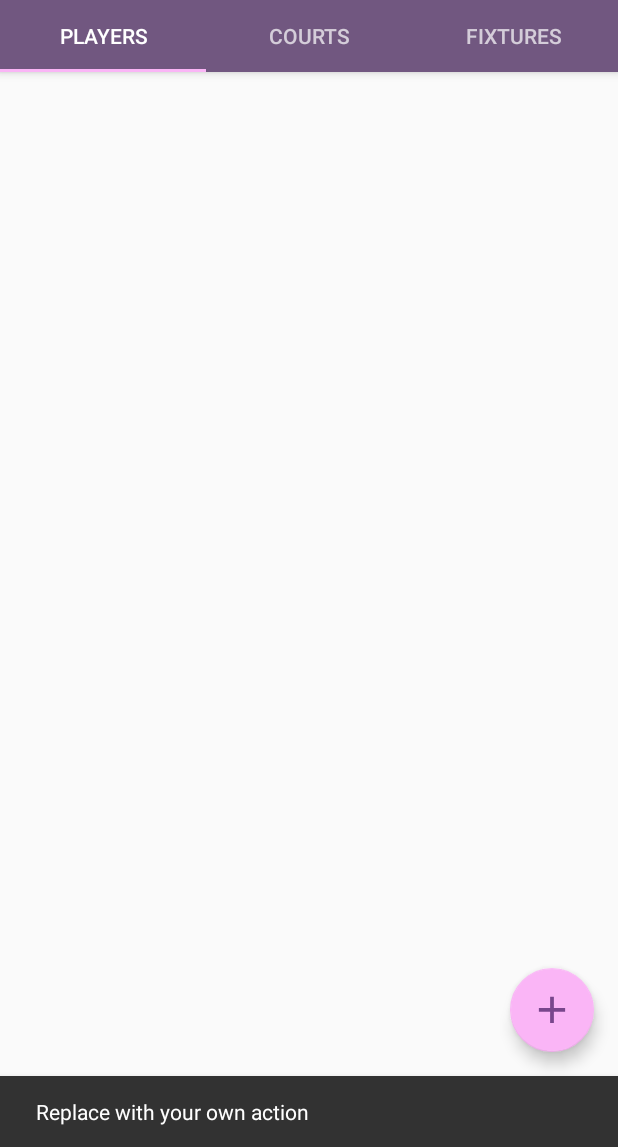
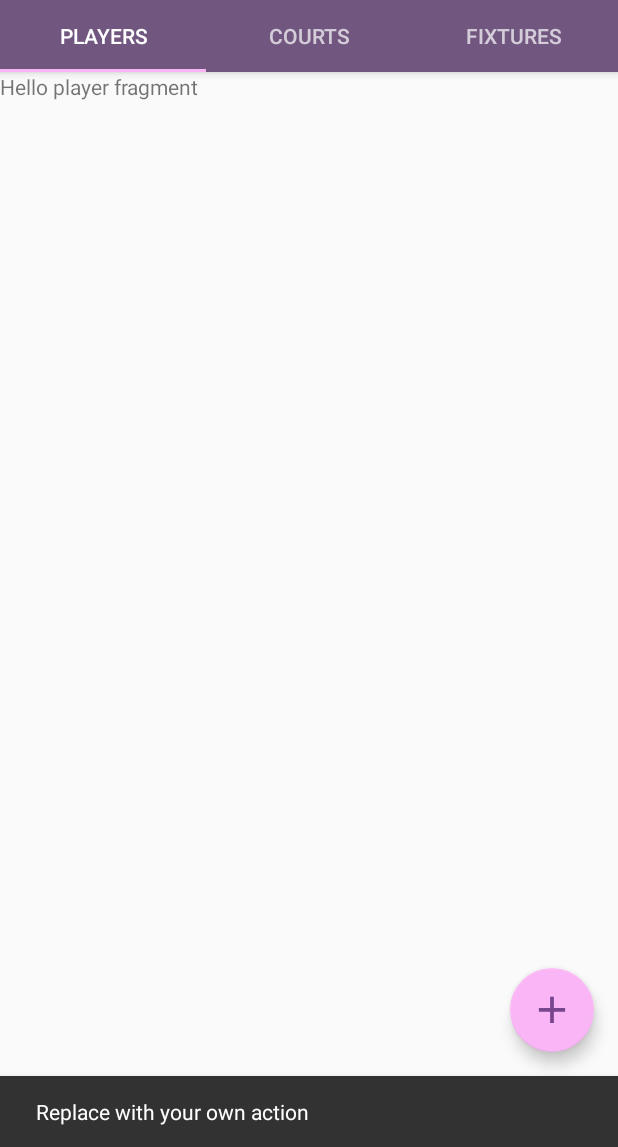
Before and after one commit to ayorkshireworrall/ClubNightPlanner, an Android app: the screen it shows after launch (MainActivity), after a tap on "#fab", on a phone screen of 412 x 824 dp, the part 89-1236 px from its top. Run offline under Robolectric (Android 15) with nearby library versions, the phone set to English and light mode, and no system bars.

Commit message:
Adding View Model and Tab Fragments

```diff
--- a/clubnightplanner/app/build.gradle
+++ b/clubnightplanner/app/build.gradle
@@ -27,6 +27,7 @@ dependencies {
     def room_version = "2.2.5"
 
     implementation "androidx.room:room-runtime:$room_version"
+    implementation 'com.android.support:support-v4:28.0.0'
     annotationProcessor "androidx.room:room-compiler:$room_version"
     compile group: 'com.google.code.gson', name: 'gson', version: '2.8.5'
 
--- a/clubnightplanner/app/src/main/java/alex/worrall/clubnightplanner/model/court/CourtRepository.java
+++ b/clubnightplanner/app/src/main/java/alex/worrall/clubnightplanner/model/court/CourtRepository.java
@@ -19,7 +19,7 @@ public class CourtRepository {
         this.courts = dao.getAllCourtsBySessionId(0);
     }
 
-    public LiveData<List<CourtName>> getAvailableCourts() {
+    public LiveData<List<CourtName>> getAllCourts() {
         return courts;
     }
 
--- /dev/null
+++ b/clubnightplanner/app/src/main/java/alex/worrall/clubnightplanner/ui/main/CourtsFragment.java
@@ -0,0 +1,22 @@
+package alex.worrall.clubnightplanner.ui.main;
+
+import android.os.Bundle;
+import android.view.LayoutInflater;
+import android.view.View;
+import android.view.ViewGroup;
+
+import androidx.fragment.app.Fragment;
+
+import alex.worrall.clubnightplanner.R;
+
+public class CourtsFragment extends Fragment {
+    public CourtsFragment() {
+        // Required empty public constructor
+    }
+
+    @Override
+    public View onCreateView(LayoutInflater inflater, ViewGroup container,
+                             Bundle savedInstanceState) {
+        return inflater.inflate(R.layout.fragment_courts, container, false);
+    }
+}
--- a/clubnightplanner/app/src/main/java/alex/worrall/clubnightplanner/ui/main/PlaceholderFragment.java
+++ /dev/null
@@ -1,59 +0,0 @@
-package alex.worrall.clubnightplanner.ui.main;
-
-import android.os.Bundle;
-import android.view.LayoutInflater;
-import android.view.View;
-import android.view.ViewGroup;
-import android.widget.TextView;
-
-import androidx.annotation.Nullable;
-import androidx.annotation.NonNull;
-import androidx.fragment.app.Fragment;
-import androidx.lifecycle.Observer;
-import androidx.lifecycle.ViewModelProviders;
-
-import alex.worrall.clubnightplanner.R;
-
-/**
- * A placeholder fragment containing a simple view.
- */
-public class PlaceholderFragment extends Fragment {
-
-    private static final String ARG_SECTION_NUMBER = "section_number";
-
-    private PageViewModel pageViewModel;
-
-    public static PlaceholderFragment newInstance(int index) {
-        PlaceholderFragment fragment = new PlaceholderFragment();
-        Bundle bundle = new Bundle();
-        bundle.putInt(ARG_SECTION_NUMBER, index);
-        fragment.setArguments(bundle);
-        return fragment;
-    }
-
-    @Override
-    public void onCreate(Bundle savedInstanceState) {
-        super.onCreate(savedInstanceState);
-        pageViewModel = ViewModelProviders.of(this).get(PageViewModel.class);
-        int index = 1;
-        if (getArguments() != null) {
-            index = getArguments().getInt(ARG_SECTION_NUMBER);
-        }
-        pageViewModel.setIndex(index);
-    }
-
-    @Override
-    public View onCreateView(
-            @NonNull LayoutInflater inflater, ViewGroup container,
-            Bundle savedInstanceState) {
-        View root = inflater.inflate(R.layout.fragment_main, container, false);
-        final TextView textView = root.findViewById(R.id.section_label);
-        pageViewModel.getText().observe(this, new Observer<String>() {
-            @Override
-            public void onChanged(@Nullable String s) {
-                textView.setText(s);
-            }
-        });
-        return root;
-    }
-}
--- /dev/null
+++ b/clubnightplanner/app/src/main/java/alex/worrall/clubnightplanner/ui/main/PlayersFragment.java
@@ -0,0 +1,23 @@
+package alex.worrall.clubnightplanner.ui.main;
+
+import android.os.Bundle;
+import android.view.LayoutInflater;
+import android.view.View;
+import android.view.ViewGroup;
+
+import androidx.fragment.app.Fragment;
+
+import alex.worrall.clubnightplanner.R;
+
+public class PlayersFragment extends Fragment {
+
+    public PlayersFragment() {
+        // Required empty public constructor
+    }
+
+    @Override
+    public View onCreateView(LayoutInflater inflater, ViewGroup container,
+                             Bundle savedInstanceState) {
+        return inflater.inflate(R.layout.fragment_players, container, false);
+    }
+}
--- a/clubnightplanner/app/src/main/java/alex/worrall/clubnightplanner/ui/main/SectionsPagerAdapter.java
+++ b/clubnightplanner/app/src/main/java/alex/worrall/clubnightplanner/ui/main/SectionsPagerAdapter.java
@@ -28,9 +28,12 @@ public class SectionsPagerAdapter extends FragmentPagerAdapter {
 
     @Override
     public Fragment getItem(int position) {
-        // getItem is called to instantiate the fragment for the given page.
-        // Return a PlaceholderFragment (defined as a static inner class below).
-        return PlaceholderFragment.newInstance(position + 1);
+        switch (position) {
+            case 0: return new PlayersFragment();
+            case 1: return new CourtsFragment();
+            case 2: return new FixturesFragment();
+            default: return null;
+        }
     }
 
     @Nullable
--- a/clubnightplanner/app/src/main/res/layout/fragment_main.xml
+++ /dev/null
@@ -1,23 +0,0 @@
-<?xml version="1.0" encoding="utf-8"?>
-<androidx.constraintlayout.widget.ConstraintLayout xmlns:android="http://schemas.android.com/apk/res/android"
-    xmlns:app="http://schemas.android.com/apk/res-auto"
-    xmlns:tools="http://schemas.android.com/tools"
-    android:id="@+id/constraintLayout"
-    android:layout_width="match_parent"
-    android:layout_height="match_parent"
-    tools:context=".ui.main.PlaceholderFragment">
-
-    <TextView
-        android:id="@+id/section_label"
-        android:layout_width="wrap_content"
-        android:layout_height="wrap_content"
-        android:layout_marginStart="@dimen/activity_horizontal_margin"
-        android:layout_marginTop="@dimen/activity_vertical_margin"
-        android:layout_marginEnd="@dimen/activity_horizontal_margin"
-        android:layout_marginBottom="@dimen/activity_vertical_margin"
-        app:layout_constraintLeft_toLeftOf="parent"
-        app:layout_constraintTop_toTopOf="@+id/constraintLayout"
-        tools:layout_constraintLeft_creator="1"
-        tools:layout_constraintTop_creator="1" />
-
-</androidx.constraintlayout.widget.ConstraintLayout>
--- /dev/null
+++ b/clubnightplanner/app/src/main/res/layout/fragment_players.xml
@@ -0,0 +1,14 @@
+<?xml version="1.0" encoding="utf-8"?>
+<androidx.constraintlayout.widget.ConstraintLayout xmlns:android="http://schemas.android.com/apk/res/android"
+    xmlns:tools="http://schemas.android.com/tools"
+    android:layout_width="match_parent"
+    android:layout_height="match_parent"
+    tools:context=".ui.main.PlayersFragment">
+
+    <!-- TODO: Update blank fragment layout -->
+    <TextView
+        android:layout_width="match_parent"
+        android:layout_height="match_parent"
+        android:text="@string/player_fragment_message" />
+
+</androidx.constraintlayout.widget.ConstraintLayout>
--- a/clubnightplanner/app/src/main/res/values/strings.xml
+++ b/clubnightplanner/app/src/main/res/values/strings.xml
@@ -3,4 +3,8 @@
     <string name="tab_text_1">Players</string>
     <string name="tab_text_2">Courts</string>
     <string name="tab_text_3">Fixtures</string>
+
+    <string name="court_fragment_message">Hello court fragment</string>
+    <string name="player_fragment_message">Hello player fragment</string>
+    <string name="fixture_fragment_message">Hello fixture fragment</string>
 </resources>
```
Also changed, not shown: clubnightplanner/app/src/main/java/alex/worrall/clubnightplanner/model/PlannerViewModel.java (+52 -1 lines), clubnightplanner/app/src/main/java/alex/worrall/clubnightplanner/ui/main/FixturesFragment.java (added, +22 -0 lines), clubnightplanner/app/src/main/res/layout/fragment_courts.xml (added, +13 -0 lines), clubnightplanner/app/src/main/res/layout/fragment_fixtures.xml (added, +14 -0 lines).
